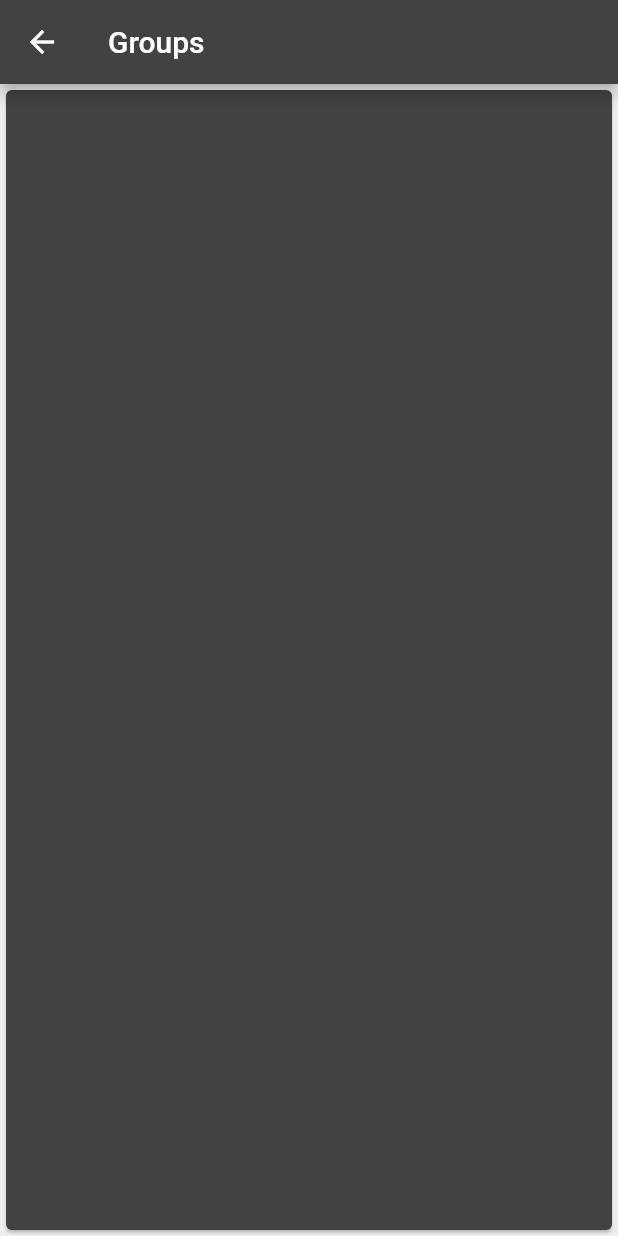
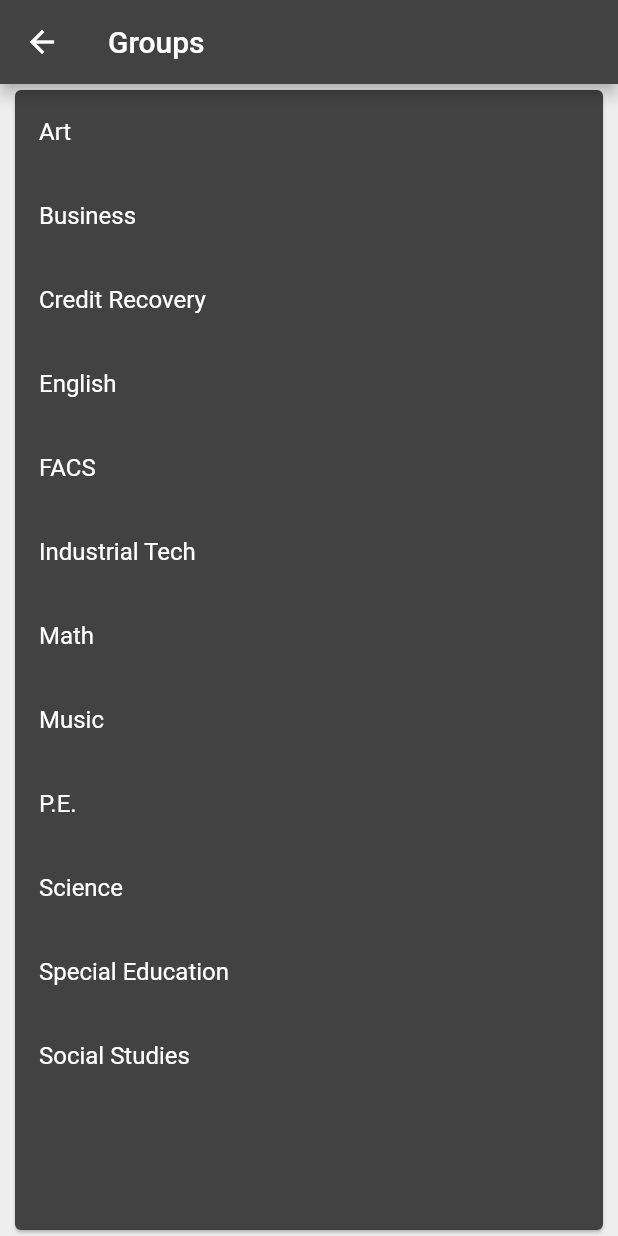
Before and after one commit to jhbiggs/rti, a Flutter app: the AdminScreen screen opened by its route, after a tap on "Groups", on a phone screen of 412 x 824 dp. Run offline on Flutter 3.47's test engine with Material 2 defaults, Android fonts, the phone set to English and light mode, and no system bars; our stand-ins replace cloud_firestore, cloud_functions, faker, file_picker, firebase_auth, firebase_core and 3 more; missing offline and left inert: cloud_firestore_web, field_suggestion, firebase_auth_web, firebase_core_web, xid; accounts and stored records are empty; generated files the repository leaves out were written again; network calls fail.

Commit message:
Groups work, updated pages

```diff
--- a/lib/Administrator/admin_page.dart
+++ b/lib/Administrator/admin_page.dart
@@ -21,11 +21,13 @@ class AdminScreen extends StatelessWidget {
         ),
         backgroundColor: Colors.grey[200],
         body: const Center(
+          child: SizedBox(
+            width: 400,
             child: Card(
               child: AdminForm(),
             ),
           ),
-    );
+        ));
   }
 }
 
@@ -127,39 +129,39 @@ class _AdminFormState extends State<AdminForm> {
 
   @override
   Widget build(BuildContext context) {
-    return ListView(shrinkWrap: true, children: [
-      ListView.builder(
-        shrinkWrap: true,
+    return ListView.builder(
       itemCount: _adminCards.length,
-        itemBuilder: (context, index) => Card(
+      itemBuilder: (context, index) {
+        return Card(
             elevation: 5,
             child: ListTile(
               title: Text(_adminCards.elementAt(index).elementAt(0)),
               onTap: () {
                 _goToPage(_adminCards.elementAt(index).elementAt(1));
               },
-          ),
-        ),
-      ),
-      Card(
-        elevation: 5,
-        child: ListTile(
-          autofocus: false,
-          title: Column(
-            children: [
-              Row(
-                children: [
-                  Text(_fileName ?? 'File will go here...'),
-                  const Spacer(),
-                  TextButton(
-                      onPressed: _pickFiles,
-                      child: const Text('Choose your source...'))
-                ],
-              ),
-            ],
-          ),
-        ),
-      )
-    ]);
+            ));
+      },
+      // Card(
+      //   elevation: 5,
+      //   child: ListTile(
+      //     autofocus: false,
+      //     title: Column(
+      //       children: [
+      //         Row(
+      //           children: [
+      //             Text(_fileName ?? 'File will go here...'),
+      //             const Spacer(),
+      //             TextButton(
+      //                 onPressed: _pickFiles,
+      //                 child: const Text('Choose your source...'))
+      //           ],
+      //         ),
+      //       ],
+      //     ),
+      //   ),
+      // )
+      // ]
+      // ),
+    );
   }
 }
--- a/lib/Model/subject.dart
+++ b/lib/Model/subject.dart
@@ -21,12 +21,12 @@ enum Subject {
 extension SubjectExtension on Subject {
   Map<String, dynamic> toJson() => {'name': name};
 
-  List<dynamic> get names {
-    var tempArray = [];
+  static List<String> get names {
+    var tempArray = <String>[];
     for (Subject subject in Subject.values) {
       tempArray.add(subject.name);
     }
-    return tempArray.toList();
+    return tempArray;
   }
 
   String get name {
--- /dev/null
+++ b/lib/group_list_screen.dart
@@ -0,0 +1,56 @@
+import 'package:flutter/material.dart';
+import 'Model/subject.dart';
+
+class GroupListScreen extends StatelessWidget {
+  const GroupListScreen({Key? key}) : super(key: key);
+
+  @override
+  Widget build(BuildContext context) {
+    return Scaffold(
+        appBar: AppBar(
+          title: const Text('Groups'),
+        ),
+        backgroundColor: Colors.grey[200],
+        body: const Center(
+          child: SizedBox(
+            width: 400,
+            child: Card(
+              child: GroupListScreenState(),
+            ),
+          ),
+        ));
+  }
+}
+
+class GroupListScreenState extends StatefulWidget {
+  const GroupListScreenState({Key? key}) : super(key: key);
+  @override
+  State<GroupListScreenState> createState() => _GroupListScreenStateState();
+}
+
+class _GroupListScreenStateState extends State<GroupListScreenState> {
+  void _pushSubjectGroupListPage(Subject subject) {
+    Navigator.pushNamed(context, "/subject_group_list_page",
+        arguments: subject);
+  }
+
+  List<Widget> _listSubjectCards() {
+    List<Widget> widgets = [];
+    for (Subject subject in Subject.values) {
+      widgets.add(ListTile(
+        onTap: () {
+          _pushSubjectGroupListPage(subject);
+        },
+        title: Text(subject.name),
+      ));
+    }
+    return widgets;
+  }
+
+  @override
+  Widget build(BuildContext context) {
+    return ListView(
+      children: _listSubjectCards(),
+    );
+  }
+}
--- a/lib/students_listed_by_group_page.dart
+++ /dev/null
@@ -1,36 +0,0 @@
-import 'package:flutter/material.dart';
-
-class GroupListScreen extends StatelessWidget {
-  const GroupListScreen({Key? key, required this.subject}) : super(key: key);
-  final String subject;
-
-  @override
-  Widget build(BuildContext context) {
-    return Scaffold(
-      appBar: AppBar(
-        title: const Text('Groups'),
-      ),
-      backgroundColor: Colors.grey[200],
-      body: Center(
-        child: Card(
-          child: GroupListScreenState(subject: subject),
-        ),
-      ),
-    );
-  }
-}
-
-class GroupListScreenState extends StatefulWidget {
-  const GroupListScreenState({Key? key, required this.subject})
-      : super(key: key);
-  final String subject;
-  @override
-  State<GroupListScreenState> createState() => _GroupListScreenStateState();
-}
-
-class _GroupListScreenStateState extends State<GroupListScreenState> {
-  @override
-  Widget build(BuildContext context) {
-    return Container();
-  }
-}
```
Also changed, not shown: lib/Administrator/teacher_list_page.dart (+7 -13 lines), lib/Model/constants.dart (+13 -11 lines), lib/RTIAssignment/rti_assignment_list.dart (+8 -9 lines), lib/main.dart (+15 -9 lines), lib/rti_assignments_page_by_subject.dart (added, +56 -0 lines), lib/subjects_page_per_teacher.dart (renamed from lib/subjects_page.dart, +10 -7 lines). Lines whose indentation alone changed are shown as unchanged.
